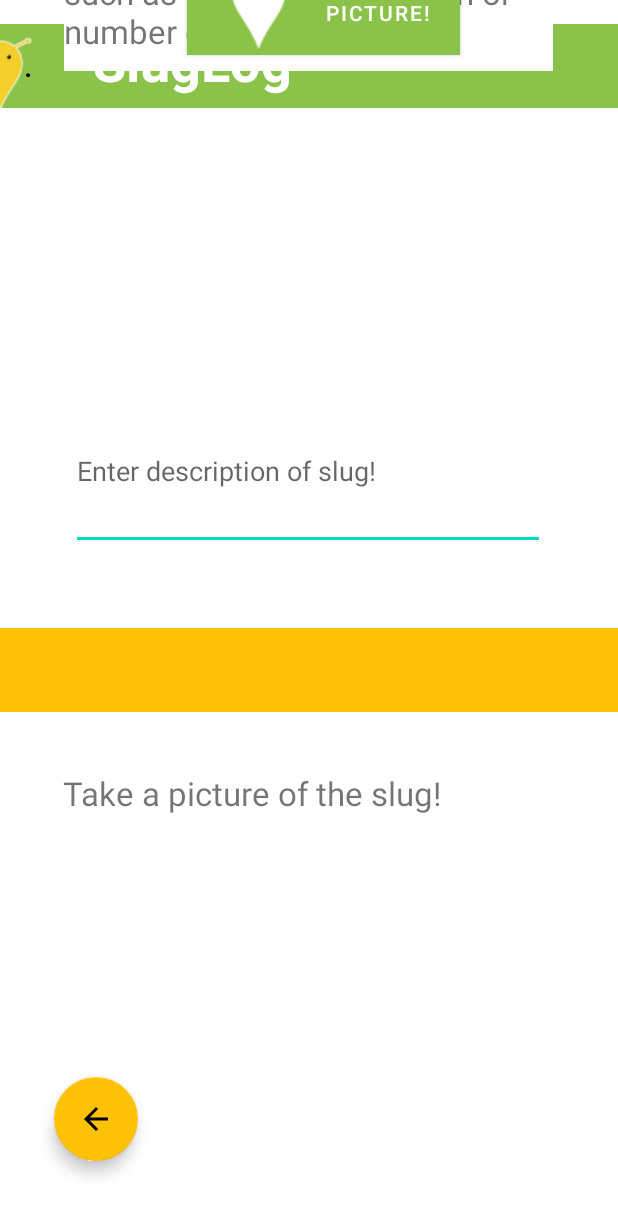
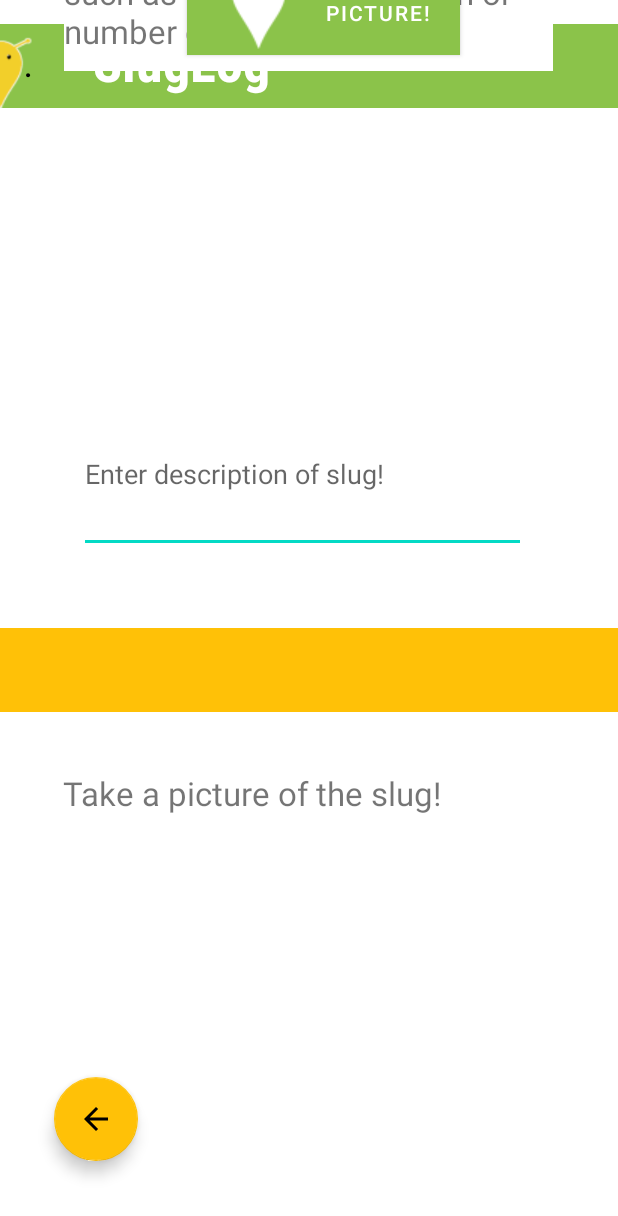
Before and after one commit to Clarencemeo/Slug, an Android app: the activity_uio screen opened directly, with no data from a screen before it, on a phone screen of 412 x 824 dp. Shown: the top 1216 px of the screen. Run offline under Robolectric (Android 15) with nearby library versions, the phone set to English and light mode, and no system bars.

Commit message:
Synced with backend?

```diff
--- a/app/src/main/res/layout/activity_confirmationscreen.xml
+++ b/app/src/main/res/layout/activity_confirmationscreen.xml
@@ -47,7 +47,6 @@
         app:layout_constraintTop_toTopOf="parent"
         app:popupTheme="@style/Theme.Slug.NoActionBar"
         app:subtitleTextColor="#FFFFFF"
-        app:title="."
         app:titleTextColor="#000000" />
 
     <TextView
@@ -62,6 +61,7 @@
         android:textColor="#FFFFFF"
         android:textSize="36sp"
         android:textStyle="bold"
+        android:fontFamily="sans-serif-condensed"
         app:layout_constraintEnd_toEndOf="@+id/toolbar"
         app:layout_constraintHorizontal_bias="0.057"
         app:layout_constraintStart_toStartOf="parent"
--- a/app/src/main/res/layout/activity_firstscreen_activity.xml
+++ b/app/src/main/res/layout/activity_firstscreen_activity.xml
@@ -65,6 +65,7 @@
         android:textColor="#FFFFFF"
         android:textSize="36sp"
         android:textStyle="bold"
+        android:fontFamily="sans-serif-condensed"
         app:layout_constraintEnd_toEndOf="@+id/toolbar"
         app:layout_constraintHorizontal_bias="0.057"
         app:layout_constraintStart_toStartOf="parent"
--- a/app/src/main/res/layout/activity_uio.xml
+++ b/app/src/main/res/layout/activity_uio.xml
@@ -83,6 +83,7 @@
         android:textColor="#FFFFFF"
         android:textSize="36sp"
         android:textStyle="bold"
+        android:fontFamily="sans-serif-condensed"
         app:drawableTint="#FFFFFF"
         app:layout_constraintEnd_toEndOf="@+id/toolbar"
         app:layout_constraintHorizontal_bias="0.227"
@@ -101,17 +102,17 @@
 
     <com.google.android.material.textfield.TextInputEditText
         android:id="@+id/textInputEditText"
-        android:layout_width="316dp"
+        android:layout_width="298dp"
         android:layout_height="105dp"
         android:hint="@string/EnterDesc"
         android:maxLength="175"
         android:maxLines="5"
         app:layout_constraintBottom_toBottomOf="parent"
         app:layout_constraintEnd_toEndOf="parent"
-        app:layout_constraintHorizontal_bias="0.494"
+        app:layout_constraintHorizontal_bias="0.46"
         app:layout_constraintStart_toStartOf="parent"
         app:layout_constraintTop_toTopOf="parent"
-        app:layout_constraintVertical_bias="0.364" />
+        app:layout_constraintVertical_bias="0.366" />
 
     <Button
         android:id="@+id/buttonimage"
```
Also changed, not shown: app/src/main/res/drawable/black_checkmark_png_4.png (added).
